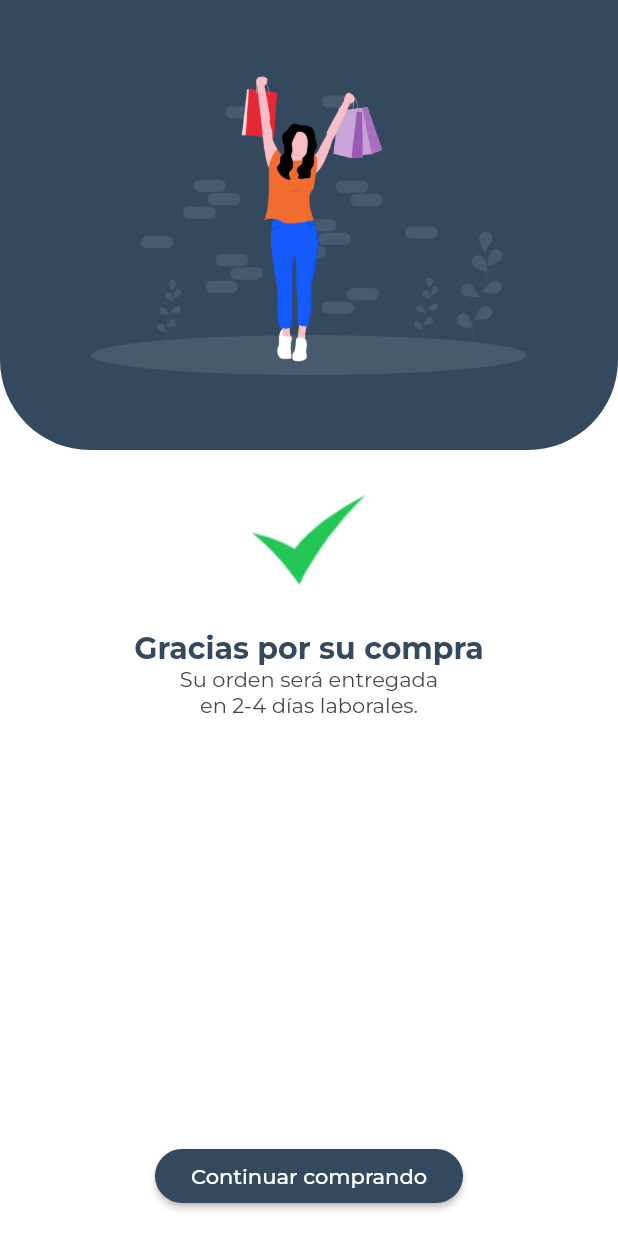
After one commit to edalvb/uieco, a Flutter app: the SucessfulPage screen opened by its route, on a phone screen of 412 x 824 dp. The commit adds this screen. Run offline on Flutter 3.47's test engine with Material 2 defaults, Android fonts, the phone set to English and light mode, and no system bars; our stand-ins replace font_awesome_flutter; missing offline and left inert: masked_text_input_formatter; project files that could hold a hidden picture were left out.

Commit message:
Compra finalizada

```diff
--- a/lib/main.dart
+++ b/lib/main.dart
@@ -1,6 +1,7 @@
 import 'package:flutter/material.dart';
 import 'package:uieco/ui/pages/payment_details.dart';
 import 'package:uieco/ui/pages/payment_method.dart';
+import 'package:uieco/ui/pages/successful_page.dart';
 
 void main() => runApp(MyApp());
 
@@ -29,7 +30,7 @@ class MyApp extends StatelessWidget {
       routes: {
         '/': (context) => PaymentMethodPage(),
         '/details': (context) => PaymentDetails(),
-        '/sucessful': (context) => PaymentDetails(),
+        '/sucessful': (context) => SucessfulPage(),
       },
     );
   }
--- /dev/null
+++ b/lib/ui/pages/successful_page.dart
@@ -0,0 +1,78 @@
+import 'package:flutter/material.dart';
+
+class SucessfulPage extends StatelessWidget {
+  @override
+  Widget build(BuildContext context) {
+    print(ModalRoute.of(context).settings.arguments);
+    return Scaffold(
+      body: Column(
+        children: [
+          Container(
+            height: 300,
+            decoration: BoxDecoration(
+                color: Color(0xFF34495E),
+                borderRadius:
+                    BorderRadius.vertical(bottom: Radius.circular(60))),
+            child: Center(
+              child: Image.asset(
+                "assets/images/mujer.png",
+                height: 200,
+              ),
+            ),
+          ),
+          SizedBox(height: 30),
+          Image.asset(
+            "assets/images/done.png",
+            height: 60,
+          ),
+          SizedBox(height: 30),
+          Text(
+            "Gracias por su compra",
+            style: TextStyle(
+              color: Color(0xFF34495E),
+              fontSize: 20,
+              fontWeight: FontWeight.bold,
+            ),
+          ),
+          Text(
+            "Su orden será entregada \nen 2-4 días laborales.",
+            style: TextStyle(color: Colors.grey[800]),
+            textAlign: TextAlign.center,
+          )
+        ],
+      ),
+      floatingActionButton: RaisedButton(
+        shape: RoundedRectangleBorder(
+          borderRadius: BorderRadius.circular(50)
+        ),
+        child: Text("Continuar comprando"),
+        onPressed: () => nothing(context),
+      ),
+      floatingActionButtonLocation: FloatingActionButtonLocation.centerFloat,
+    );
+  }
+
+  nothing(BuildContext context) {
+
+  }
+}
+
+class MyArguments {
+  String name = "";
+  String cardNumber = "";
+  String expiryDate = "";
+  String cvvCode = "";
+  var saveCard = false;
+
+  MyArguments(
+      {this.name,
+      this.cardNumber,
+      this.expiryDate,
+      this.cvvCode,
+      this.saveCard});
+
+  @override
+  String toString() {
+    return 'MyArguments{name: $name, cardNumber: $cardNumber, expiryDate: $expiryDate, cvvCode: $cvvCode, saveCard: $saveCard}';
+  }
+}
```
Also changed, not shown: lib/ui/pages/payment_details.dart (+15 -1 lines).
